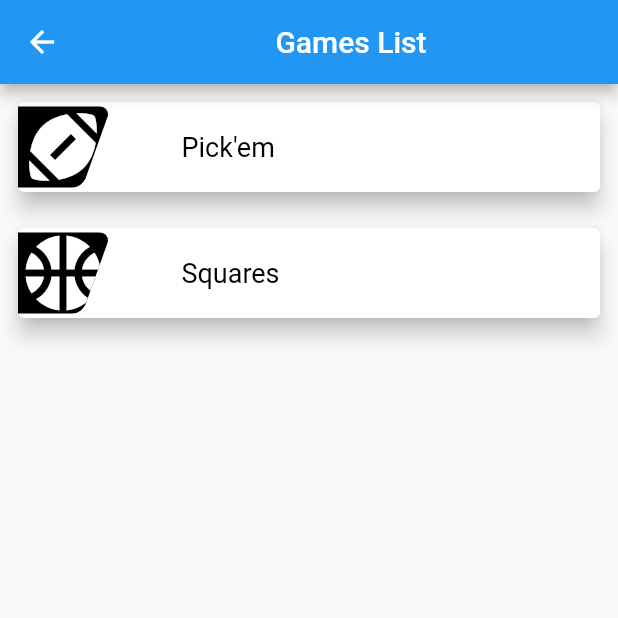
After one commit to shanesblume13/shasco-sports, a Flutter app: the GamesView screen opened directly, on a phone screen of 412 x 824 dp, the top half of it. The commit adds this screen. Run offline on Flutter 3.47's test engine with Material 2 defaults, Android fonts, the phone set to English and light mode, and no system bars; drawn by our look-alikes of flutter_layout_grid; our stand-ins replace cloud_firestore, firebase_core, get_it; accounts and stored records are empty; generated files the repository leaves out were written again.

Commit message:
Adding game views and data models.

```diff
--- /dev/null
+++ b/lib/core/models/game.dart
@@ -0,0 +1,13 @@
+import 'package:flutter/material.dart';
+
+class Game {
+  int id;
+  String name;
+  IconData iconData;
+
+  Game({
+    required this.id,
+    required this.name,
+    required this.iconData,
+  });
+}
--- a/lib/core/viewmodels/game_crud_model.dart
+++ b/lib/core/viewmodels/game_crud_model.dart
@@ -1,6 +1,5 @@
 import 'package:flutter/material.dart';
 import 'package:pick/core/models/game.dart';
-import 'package:pick/core/models/sport_model.dart';
 
 class GameCrudModel {
   List<Game> games = [
--- a/lib/locator.dart
+++ b/lib/locator.dart
@@ -1,5 +1,6 @@
 import 'package:get_it/get_it.dart';
 import 'package:pick/core/services/api_service.dart';
+import 'package:pick/core/viewmodels/game_crud_model.dart';
 import 'package:pick/core/viewmodels/matchup_crud_model.dart';
 import 'package:pick/core/viewmodels/league_crud_model.dart';
 import 'package:pick/core/viewmodels/season_crud_mold.dart';
@@ -17,4 +18,5 @@ void setupLocator() {
   locator.registerLazySingleton(() => SportCrudModel());
   locator.registerLazySingleton(() => LeagueCrudModel());
   locator.registerLazySingleton(() => SeasonCrudModel());
+  locator.registerLazySingleton(() => GameCrudModel());
 }
--- a/lib/ui/router.dart
+++ b/lib/ui/router.dart
@@ -1,6 +1,7 @@
 import 'package:flutter/material.dart';
 import 'package:pick/ui/views/add_matchup.dart';
 import 'package:pick/ui/views/add_week.dart';
+import 'package:pick/ui/views/games_view.dart';
 import 'package:pick/ui/views/matchup_view.dart';
 import 'package:pick/ui/views/leagues_view.dart';
 import 'package:pick/ui/views/seasons_view.dart';
@@ -21,6 +22,10 @@ class Router {
       case '/leagues':
         return MaterialPageRoute(
           builder: (_) => const LeaguesView(sport: ''),
+        );
+      case '/games':
+        return MaterialPageRoute(
+          builder: (_) => const GamesView(),
         );
       case '/seasons':
         return MaterialPageRoute(
--- /dev/null
+++ b/lib/ui/views/games_view.dart
@@ -0,0 +1,23 @@
+import 'package:flutter/material.dart';
+import 'package:pick/core/models/game.dart';
+import 'package:pick/core/viewmodels/game_crud_model.dart';
+import 'package:pick/ui/widgets/games/game_cards_listview.dart';
+import 'package:provider/provider.dart';
+
+class GamesView extends StatelessWidget {
+  const GamesView({Key? key}) : super(key: key);
+
+  @override
+  Widget build(BuildContext context) {
+    final gameProvider = Provider.of<GameCrudModel>(context);
+    final List<Game> games = gameProvider.fetchGames();
+
+    return Scaffold(
+        appBar: AppBar(
+          title: const Center(
+            child: Text('Games List'),
+          ),
+        ),
+        body: GameCardsListview(games: games));
+  }
+}
--- /dev/null
+++ b/lib/ui/widgets/games/game_card.dart
@@ -0,0 +1,59 @@
+import 'package:flutter/material.dart';
+import 'package:flutter_layout_grid/flutter_layout_grid.dart';
+import 'package:pick/core/models/game.dart';
+import 'package:pick/ui/widgets/games/game_card_image_clip.dart';
+import 'package:pick/ui/widgets/games/game_card_name_container.dart';
+
+class GameCard extends StatelessWidget {
+  const GameCard({
+    Key? key,
+    required this.game,
+  }) : super(key: key);
+
+  final Game game;
+
+  @override
+  Widget build(BuildContext context) {
+    return GestureDetector(
+      onTap: () {
+        null;
+        // Navigator.push(
+        //   context,
+        //   MaterialPageRoute(
+        //     builder: (_) => LeaguesView(
+        //       sport: sport.name,
+        //     ),
+        //   ),
+        // );
+      },
+      child: Padding(
+        padding: const EdgeInsets.all(8.0),
+        child: Card(
+          elevation: 6,
+          child: LayoutGrid(
+            areas: '''
+                image name
+              ''',
+            rowSizes: const [
+              auto,
+            ],
+            columnSizes: [
+              1.fr,
+              3.fr,
+            ],
+            children: [
+              gridArea('image').containing(
+                GameCardImageClip(
+                  iconData: game.iconData,
+                ),
+              ),
+              gridArea('name').containing(
+                GameCardNameConatiner(name: game.name),
+              ),
+            ],
+          ),
+        ),
+      ),
+    );
+  }
+}
--- /dev/null
+++ b/lib/ui/widgets/games/game_card_image_clip.dart
@@ -0,0 +1,26 @@
+import 'package:flutter/material.dart';
+import 'package:pick/ui/shared/card_image_clip.dart';
+
+class GameCardImageClip extends StatelessWidget {
+  const GameCardImageClip({
+    Key? key,
+    required this.iconData,
+  }) : super(key: key);
+
+  final IconData iconData;
+
+  @override
+  Widget build(BuildContext context) {
+    return ClipPath(
+      clipper: CardImageClip(clipRight: true),
+      child: Container(
+        color: Colors.black,
+        child: Icon(
+          iconData,
+          color: Colors.white,
+          size: 60,
+        ),
+      ),
+    );
+  }
+}
--- /dev/null
+++ b/lib/ui/widgets/games/game_card_name_container.dart
@@ -0,0 +1,37 @@
+import 'package:flutter/material.dart';
+
+class GameCardNameConatiner extends StatelessWidget {
+  const GameCardNameConatiner({
+    Key? key,
+    required this.name,
+  }) : super(key: key);
+
+  final String name;
+
+  @override
+  Widget build(BuildContext context) {
+    return Padding(
+      padding: const EdgeInsets.all(12.0),
+      child: Center(
+        child: Column(
+          mainAxisAlignment: MainAxisAlignment.center,
+          children: [
+            Row(
+              mainAxisAlignment: MainAxisAlignment.start,
+              children: [
+                Text(
+                  name,
+                  style: const TextStyle(
+                    color: Colors.black,
+                    fontSize: 18,
+                    fontWeight: FontWeight.normal,
+                  ),
+                ),
+              ],
+            ),
+          ],
+        ),
+      ),
+    );
+  }
+}
--- /dev/null
+++ b/lib/ui/widgets/games/game_cards_listview.dart
@@ -0,0 +1,23 @@
+import 'package:flutter/material.dart';
+import 'package:pick/core/models/game.dart';
+import 'package:pick/ui/widgets/games/game_card.dart';
+
+class GameCardsListview extends StatelessWidget {
+  GameCardsListview({
+    Key? key,
+    required this.games,
+  }) : super(key: key);
+
+  final List<Game> games;
+  final List<Widget> gameCards = [];
+
+  @override
+  Widget build(BuildContext context) {
+    for (var game in games) {
+      gameCards.add(
+        GameCard(game: game),
+      );
+    }
+    return ListView(children: gameCards);
+  }
+}
```
Also changed, not shown: 1 other file.
